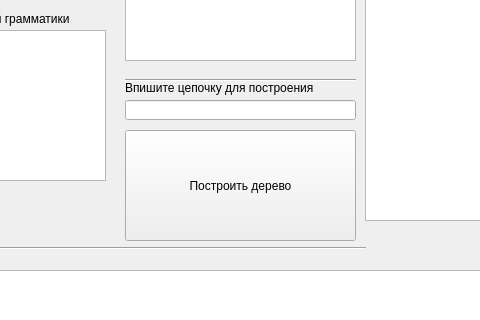
The window that mainwindow.ui (ImVeangeance/tpl) describes before a commit, drawn with Qt 5; both pictures show x 415 to 895 and y 169 to 489 of the 1246 by 660 pixel window.
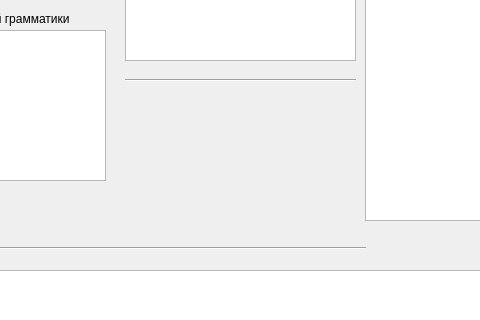
The same window after the commit.

The edit to the form file:
```diff
--- a/mainwindow.ui
+++ b/mainwindow.ui
@@ -40,19 +40,6 @@
      <string>Сравнение</string>
     </property>
    </widget>
-   <widget class="QPushButton" name="pushButton_3">
-    <property name="geometry">
-     <rect>
-      <x>540</x>
-      <y>280</y>
-      <width>231</width>
-      <height>111</height>
-     </rect>
-    </property>
-    <property name="text">
-     <string>Построить дерево</string>
-    </property>
-   </widget>
    <widget class="QLabel" name="label">
     <property name="geometry">
      <rect>
@@ -514,29 +501,6 @@
      </rect>
     </property>
    </widget>
-   <widget class="QLineEdit" name="lineEdit_4">
-    <property name="geometry">
-     <rect>
-      <x>540</x>
-      <y>250</y>
-      <width>231</width>
-      <height>20</height>
-     </rect>
-    </property>
-   </widget>
-   <widget class="QLabel" name="label_15">
-    <property name="geometry">
-     <rect>
-      <x>540</x>
-      <y>230</y>
-      <width>191</width>
-      <height>16</height>
-     </rect>
-    </property>
-    <property name="text">
-     <string>Впишите цепочку для построения</string>
-    </property>
-   </widget>
   </widget>
   <widget class="QMenuBar" name="menubar">
    <property name="geometry">
```
Left out of the diff: 2 changed lines with no effect on the pictures.
